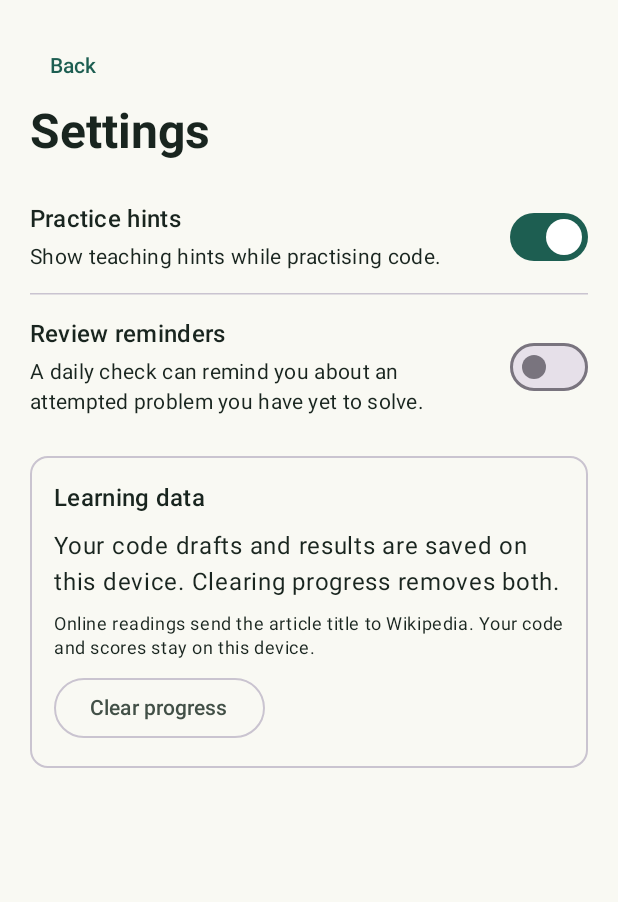
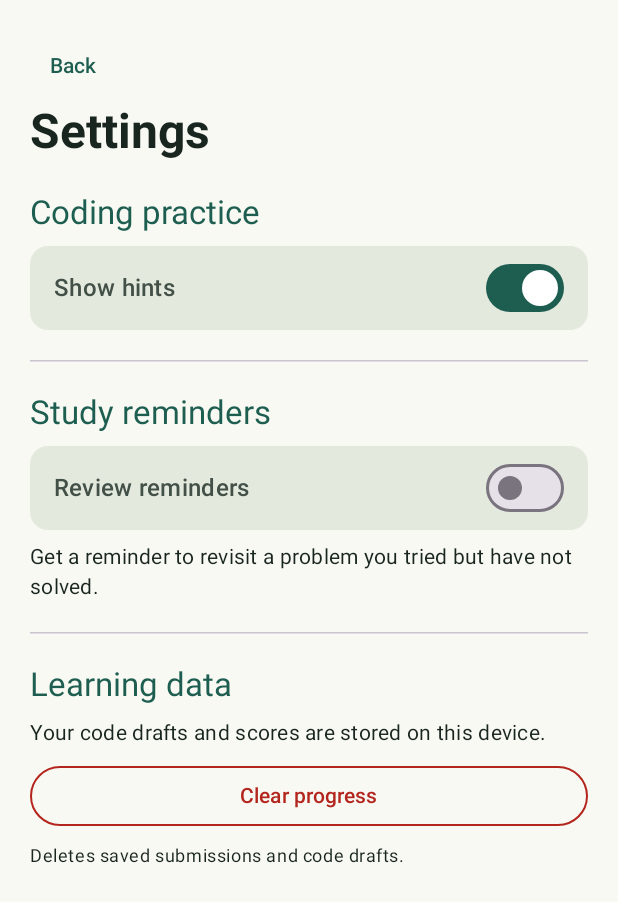
Before and after one commit to yingkailiang-27/CP3406_Assessment3, an Android app built with Jetpack Compose: the SettingsScreen screen opened through its navigation route, on a phone screen of 412 x 824 dp. Shown: the top 902 px of the screen. Run offline under Robolectric (Android 15) with nearby library versions, the phone set to English and light mode, and no system bars; our stand-ins replace Room's generated code.

Commit message:
Redesign AlgoSteps screens for a clearer learning flow

```diff
--- a/app/src/main/java/edu/algosteps/ui/DashboardScreens.kt
+++ b/app/src/main/java/edu/algosteps/ui/DashboardScreens.kt
@@ -1,5 +1,6 @@
 package edu.algosteps.ui
 
+import androidx.compose.foundation.BorderStroke
 import androidx.compose.foundation.Canvas
 import androidx.compose.foundation.horizontalScroll
 import androidx.compose.foundation.rememberScrollState
@@ -63,8 +64,9 @@ internal fun HomeContent(
         }
         item {
             Text(
-                text = "Trace an algorithm step by step, then practise coding it with the same inputs.",
-                style = MaterialTheme.typography.bodyMedium
+                text = "Trace an algorithm, then write and test your code.",
+                style = MaterialTheme.typography.headlineMedium,
+                fontWeight = FontWeight.Bold
             )
         }
         item {
@@ -83,7 +85,10 @@ internal fun HomeContent(
             }
         }
         item {
-            OutlinedCard(modifier = Modifier.fillMaxWidth()) {
+            Card(
+                modifier = Modifier.fillMaxWidth(),
+                colors = CardDefaults.cardColors(containerColor = MaterialTheme.colorScheme.surfaceVariant)
+            ) {
                 Column(Modifier.padding(16.dp), verticalArrangement = Arrangement.spacedBy(8.dp)) {
                     Text("Your progress", style = MaterialTheme.typography.titleMedium,
                         modifier = Modifier.semantics { heading() })
@@ -105,21 +110,34 @@ internal fun HomeContent(
 @Composable
 private fun TrackCard(coding: Boolean, onClick: () -> Unit, modifier: Modifier) {
     val colors = MaterialTheme.colorScheme
-    Card(
-        onClick = onClick, modifier = modifier, shape = RoundedCornerShape(20.dp),
-        colors = CardDefaults.cardColors(
-            containerColor = if (coding) colors.tertiaryContainer else colors.primaryContainer,
-            contentColor = if (coding) colors.onTertiaryContainer else colors.onPrimaryContainer
-        )
+    Surface(
+        onClick = onClick,
+        modifier = modifier,
+        shape = RoundedCornerShape(20.dp),
+        color = if (coding) colors.surface else colors.primary,
+        contentColor = if (coding) colors.onSurface else colors.onPrimary,
+        border = if (coding) BorderStroke(1.dp, colors.outline) else null
     ) {
-        Column(Modifier.padding(20.dp), verticalArrangement = Arrangement.spacedBy(8.dp)) {
-            val ink = LocalContentColor.current
-            TrackMark(coding, ink)
-            Text(if (coding) "Coding" else "Algorithms",
-                style = MaterialTheme.typography.headlineSmall, fontWeight = FontWeight.Bold)
-            Text(if (coding) "Read code, run samples and submit a solution."
-                else "Trace algorithms step by step on example inputs.",
-                style = MaterialTheme.typography.bodyMedium)
+        Row(
+            modifier = Modifier.padding(16.dp),
+            horizontalArrangement = Arrangement.spacedBy(12.dp),
+            verticalAlignment = Alignment.CenterVertically
+        ) {
+            TrackMark(coding, LocalContentColor.current)
+            Column(
+                modifier = Modifier.weight(1f),
+                verticalArrangement = Arrangement.spacedBy(4.dp)
+            ) {
+                Text(
+                    if (coding) "Coding" else "Algorithms",
+                    style = MaterialTheme.typography.titleLarge,
+                    fontWeight = FontWeight.Bold
+                )
+                Text(
+                    if (coding) "Write code and run sample tests." else "Follow worked examples step by step.",
+                    style = MaterialTheme.typography.bodyMedium
+                )
+            }
         }
     }
 }
@@ -164,6 +182,24 @@ internal fun StatsContent(stats: DashboardStats?, onBack: () -> Unit, onRetry: (
         verticalArrangement = Arrangement.spacedBy(12.dp)
     ) {
         item { PageTitle("Statistics", onBack) }
+        if (stats != null) item {
+            val total = Curriculum.lessons.size
+            val solved = curriculum.keys.count { it in stats.solvedTopics }
+            Card(
+                modifier = Modifier.fillMaxWidth(),
+                colors = CardDefaults.cardColors(containerColor = MaterialTheme.colorScheme.surfaceVariant)
+            ) {
+                Column(Modifier.padding(16.dp), verticalArrangement = Arrangement.spacedBy(8.dp)) {
+                    Text("Learning progress", style = MaterialTheme.typography.titleMedium,
+                        modifier = Modifier.semantics { heading() })
+                    Text("$solved of $total problems solved", style = MaterialTheme.typography.headlineSmall)
+                    LinearProgressIndicator(
+                        progress = { solved.toFloat() / total.coerceAtLeast(1) },
+                        modifier = Modifier.fillMaxWidth()
+                    )
+                }
+            }
+        }
         if (stats == null) {
             item { Text("Loading submissions…") }
         } else if (stats.submissions.isEmpty()) {
@@ -180,8 +216,11 @@ internal fun StatsContent(stats: DashboardStats?, onBack: () -> Unit, onRetry: (
                         val percent = (modeStats.accepted * 100.0 / count).roundToInt()
                         Text("$percent% accepted", style = MaterialTheme.typography.headlineMedium)
                         Text("${modeStats.accepted} of $count submissions passed every test.")
-                        Text("${count - modeStats.accepted} submissions need work · ${modeStats.solvedTopics.size} problems solved",
-                            style = MaterialTheme.typography.bodySmall)
+                        val needsWork = count - modeStats.accepted
+                        Text(
+                            if (needsWork == 1) "1 submission needs work" else "$needsWork submissions need work",
+                            style = MaterialTheme.typography.bodySmall
+                        )
                     }
                 }
             }
@@ -211,12 +250,26 @@ internal fun StatsContent(stats: DashboardStats?, onBack: () -> Unit, onRetry: (
                     Column(Modifier.padding(16.dp), verticalArrangement = Arrangement.spacedBy(5.dp)) {
                         Text(lesson?.title ?: attempt.lessonId, style = MaterialTheme.typography.titleMedium)
                         Text(attempt.mode.label, style = MaterialTheme.typography.labelMedium)
-                        Text(if (attempt.accepted) "Accepted" else "Needs work", fontWeight = FontWeight.SemiBold)
+                        val colors = MaterialTheme.colorScheme
+                        Surface(
+                            shape = MaterialTheme.shapes.small,
+                            color = if (attempt.accepted) colors.primaryContainer else colors.errorContainer,
+                            contentColor = if (attempt.accepted) colors.onPrimaryContainer else colors.onErrorContainer
+                        ) {
+                            Text(
+                                if (attempt.accepted) "Accepted" else "Needs work",
+                                modifier = Modifier.padding(horizontal = 8.dp, vertical = 4.dp),
+                                style = MaterialTheme.typography.labelLarge
+                            )
+                        }
                         Text("${attempt.passed}/${attempt.total} tests passed · ${dateFormat.format(Date(attempt.submittedAt))}",
                             style = MaterialTheme.typography.bodySmall)
                         if (lesson != null) {
                             val action = if (attempt.mode == SubmissionMode.EXAM) "Open exam" else "Open practice"
-                            TextButton(onClick = { onRetry(lesson.id, attempt.mode) }) { Text(action) }
+                            OutlinedButton(
+                                onClick = { onRetry(lesson.id, attempt.mode) },
+                                modifier = Modifier.fillMaxWidth()
+                            ) { Text(action) }
                         }
                     }
                 }
--- a/app/src/main/java/edu/algosteps/ui/DashboardSettings.kt
+++ b/app/src/main/java/edu/algosteps/ui/DashboardSettings.kt
@@ -11,7 +11,9 @@ import android.provider.Settings
 import androidx.activity.compose.rememberLauncherForActivityResult
 import androidx.activity.result.contract.ActivityResultContracts
 import androidx.compose.foundation.layout.*
-import androidx.compose.foundation.lazy.LazyColumn
+import androidx.compose.foundation.BorderStroke
+import androidx.compose.foundation.rememberScrollState
+import androidx.compose.foundation.verticalScroll
 import androidx.compose.foundation.selection.toggleable
 import androidx.compose.material3.*
 import androidx.compose.runtime.*
@@ -141,21 +143,32 @@ fun SettingsScreen(viewModel: DashboardViewModel, onBack: () -> Unit) {
 }
 
 @Composable
-private fun Preference(
-    name: String, detail: String, checked: Boolean, changed: (Boolean) -> Unit
+private fun SettingsHeading(title: String) {
+    Text(
+        title,
+        modifier = Modifier.semantics { heading() },
+        color = MaterialTheme.colorScheme.primary,
+        style = MaterialTheme.typography.titleLarge
+    )
+}
+
+@Composable
+private fun Preference(name: String, checked: Boolean, changed: (Boolean) -> Unit) {
+    Surface(
+        modifier = Modifier.fillMaxWidth(),
+        shape = MaterialTheme.shapes.medium,
+        color = MaterialTheme.colorScheme.surfaceVariant
     ) {
         Row(
             modifier = Modifier.fillMaxWidth()
                 .toggleable(value = checked, role = Role.Switch, onValueChange = changed)
-            .padding(vertical = 14.dp),
+                .padding(horizontal = 16.dp, vertical = 12.dp),
             verticalAlignment = Alignment.CenterVertically,
             horizontalArrangement = Arrangement.spacedBy(16.dp)
         ) {
-        Column(Modifier.weight(1f), verticalArrangement = Arrangement.spacedBy(3.dp)) {
-            Text(name, style = MaterialTheme.typography.titleMedium)
-            Text(detail, style = MaterialTheme.typography.bodyMedium)
+            Text(name, Modifier.weight(1f), style = MaterialTheme.typography.titleMedium)
+            Switch(checked = checked, onCheckedChange = null)
         }
-        Switch(checked = checked, onCheckedChange = null)
     }
 }
 
@@ -167,31 +180,45 @@ internal fun SettingsContent(
     onDeviceSettings: () -> Unit, onClear: () -> Unit
 ) {
     var confirmClear by rememberSaveable { mutableStateOf(false) }
-    LazyColumn(modifier.fillMaxSize(), contentPadding = PaddingValues(20.dp),
-        verticalArrangement = Arrangement.spacedBy(12.dp)) {
-        item { PageTitle("Settings", onBack) }
-        item {
-            Preference("Practice hints", "Show teaching hints while practising code.", showHints, onHints)
+    Column(
+        modifier = modifier.fillMaxSize().verticalScroll(rememberScrollState()).padding(20.dp),
+        verticalArrangement = Arrangement.spacedBy(20.dp)
+    ) {
+        PageTitle("Settings", onBack)
+        Column(verticalArrangement = Arrangement.spacedBy(8.dp)) {
+            SettingsHeading("Coding practice")
+            Preference("Show hints", showHints, onHints)
+        }
         HorizontalDivider()
-            Preference("Review reminders", "A daily check can remind you about an attempted problem you have yet to solve.",
-                reminders, onReminders)
+        Column(verticalArrangement = Arrangement.spacedBy(8.dp)) {
+            SettingsHeading("Study reminders")
+            Preference("Review reminders", reminders, onReminders)
+            Text(
+                "Get a reminder to revisit a problem you tried but have not solved.",
+                style = MaterialTheme.typography.bodyMedium
+            )
             if (showDeviceLink) {
                 Text("Device notifications are blocked. Allow them in system settings to receive reminders.")
                 TextButton(onClick = onDeviceSettings) { Text("Open notification settings") }
             }
             if (settingsUnavailable) Text("Open your device’s Settings, then Apps, AlgoSteps and Notifications.")
         }
-        item {
-            OutlinedCard(Modifier.fillMaxWidth()) {
-                Column(Modifier.padding(16.dp), verticalArrangement = Arrangement.spacedBy(8.dp)) {
-                    Text("Learning data", style = MaterialTheme.typography.titleMedium,
-                        modifier = Modifier.semantics { heading() })
-                    Text("Your code drafts and results are saved on this device. Clearing progress removes both.")
-                    Text("Online readings send the article title to Wikipedia. Your code and scores stay on this device.",
-                        style = MaterialTheme.typography.bodySmall)
-                    OutlinedButton(onClick = { confirmClear = true }) { Text("Clear progress") }
+        HorizontalDivider()
+        Column(verticalArrangement = Arrangement.spacedBy(8.dp)) {
+            SettingsHeading("Learning data")
+            Text("Your code drafts and scores are stored on this device.", style = MaterialTheme.typography.bodyMedium)
+            OutlinedButton(
+                onClick = { confirmClear = true },
+                modifier = Modifier.fillMaxWidth(),
+                colors = ButtonDefaults.outlinedButtonColors(contentColor = MaterialTheme.colorScheme.error),
+                border = BorderStroke(1.dp, MaterialTheme.colorScheme.error)
+            ) {
+                Text("Clear progress")
             }
-            }
+            Text(
+                "Deletes saved submissions and code drafts.",
+                style = MaterialTheme.typography.bodySmall
+            )
         }
     }
     if (confirmClear) {
```
Also changed, not shown: app/src/main/java/edu/algosteps/ui/CodingScreen.kt (+36 -5 lines), app/src/main/java/edu/algosteps/ui/LearnScreen.kt (+43 -16 lines). Lines whose indentation alone changed are shown as unchanged.
